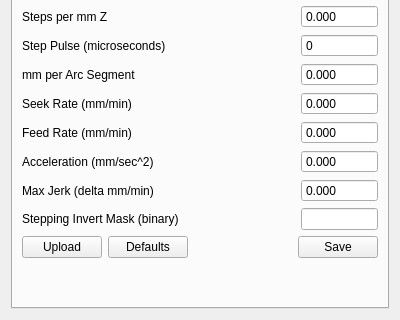
Qt form settings.ui (FoamCutting/FOAMgrblGUI) before a commit; both pictures show x 0 to 400 and y 175 to 495 of the 400 by 495 pixel window.
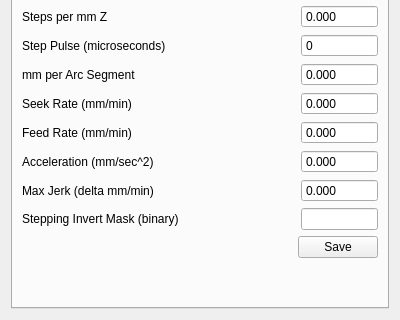
The same form after that commit. The open tabs and pages were chosen to show the change.

Commit message: Worked on interaction between GUI and Arduino, fixed zero axes button, fixed preprocessor.

```diff
--- a/settings.ui
+++ b/settings.ui
@@ -1018,20 +1018,6 @@
          </item>
          <item>
           <layout class="QHBoxLayout" name="horizontalLayout">
-           <item>
-            <widget class="QPushButton" name="upload_pButton">
-             <property name="text">
-              <string>Upload</string>
-             </property>
-            </widget>
-           </item>
-           <item>
-            <widget class="QPushButton" name="grblDefaults_pButton">
-             <property name="text">
-              <string>Defaults</string>
-             </property>
-            </widget>
-           </item>
            <item>
             <spacer name="horizontalSpacer">
              <property name="orientation">
```
Left out of the diff: 14 changed lines with no effect on the pictures. The commit also changes 10 other files.
